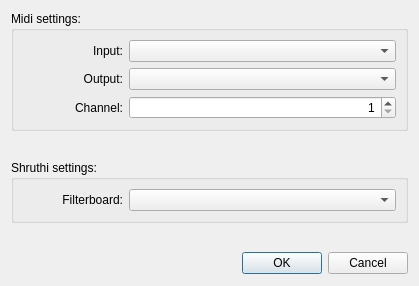
The window that ui/settings_dialog.ui (Manuel-K/shruthi-editor) describes before a commit, drawn with Qt 5.
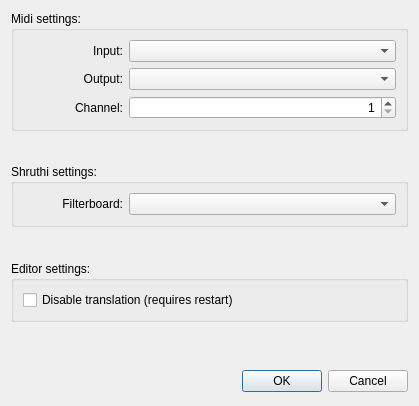
The same window after the commit.

Commit message: Add noTranslation checkbox to SettingsDialog

The edit to the form file:
```diff
--- a/ui/settings_dialog.ui
+++ b/ui/settings_dialog.ui
@@ -8,7 +8,7 @@
     <x>0</x>
     <y>0</y>
     <width>419</width>
-    <height>286</height>
+    <height>406</height>
    </rect>
   </property>
   <property name="windowTitle">
@@ -160,6 +160,35 @@
      </property>
     </spacer>
    </item>
+   <item>
+    <widget class="QGroupBox" name="gEditorSettings">
+     <property name="title">
+      <string>Editor settings:</string>
+     </property>
+     <layout class="QVBoxLayout" name="verticalLayout_2">
+      <item>
+       <widget class="QCheckBox" name="noTranslation">
+        <property name="text">
+         <string>Disable translation (requires restart)</string>
+        </property>
+       </widget>
+      </item>
+     </layout>
+    </widget>
+   </item>
+   <item>
+    <spacer name="verticalSpacer_3">
+     <property name="orientation">
+      <enum>Qt::Vertical</enum>
+     </property>
+     <property name="sizeHint" stdset="0">
+      <size>
+       <width>20</width>
+       <height>40</height>
+      </size>
+     </property>
+    </spacer>
+   </item>
    <item>
     <widget class="QDialogButtonBox" name="buttonBox">
      <property name="sizePolicy">
```
The commit also changes 2 other files.
